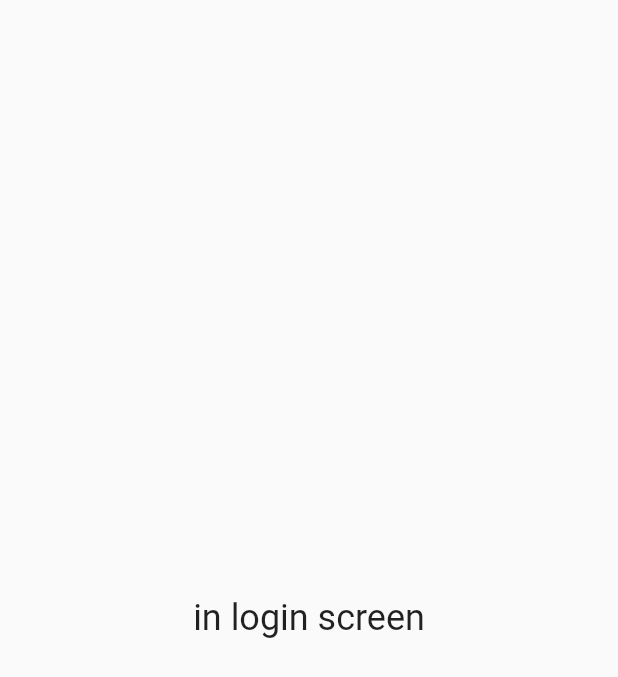
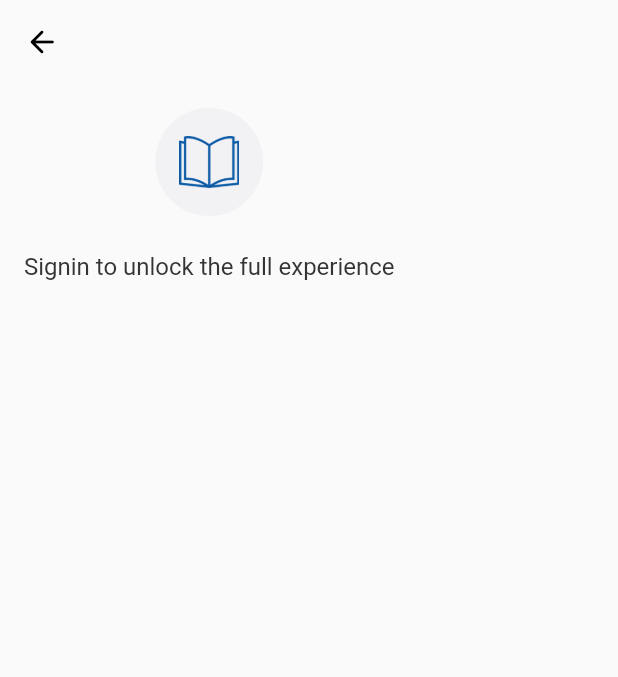
Before and after one commit to pushti0112/BookHook, a Flutter app: the screen it shows after launch, on a phone screen of 412 x 824 dp. Shown: the top 677 px of the screen. Run offline on Flutter 3.47's test engine with Material 2 defaults, Android fonts, the phone set to English and light mode, and no system bars; our stand-ins replace sizer.

Commit message:
incomplete loginui

```diff
--- a/lib/view/LoginScreen.dart
+++ b/lib/view/LoginScreen.dart
@@ -1,6 +1,9 @@
+// ignore_for_file: prefer_const_constructors
 import 'package:flutter/material.dart';
 import 'package:flutter/src/foundation/key.dart';
 import 'package:flutter/src/widgets/framework.dart';
+
+import '../global/AppColors.dart';
 
 class LoginScreen extends StatefulWidget {
   const LoginScreen({Key? key}) : super(key: key);
@@ -12,15 +15,66 @@ class LoginScreen extends StatefulWidget {
 class _LoginScreenState extends State<LoginScreen> {
   @override
   Widget build(BuildContext context) {
-    return Scaffold(
-      body: Container(
-        child: const Center(
-          child: Text(
-            "in login screen",
-            style: TextStyle(fontSize: 24),
+    return Container(
+      child: SafeArea(
+          child: Scaffold(
+        appBar: AppBar(
+          backgroundColor: Colors.transparent,
+          elevation: 0,
+          leading: IconButton(
+            icon: Icon(
+              Icons.arrow_back_rounded,
+              color: Colors.black,
+            ),
+            onPressed: () {},
           ),
         ),
-      ),
+        body: Container(
+          padding: EdgeInsets.all(16),
+          child: Column(
+            children: [
+              Expanded(
+                  child: Column(
+                mainAxisAlignment: MainAxisAlignment.center,
+                crossAxisAlignment: CrossAxisAlignment.center,
+                children: [
+                  Container(
+                      padding: EdgeInsets.all(16),
+                      decoration: BoxDecoration(
+                        shape: BoxShape.circle,
+                        color: AppColors.light3,
+                      ),
+                      child: Image.asset(
+                        "assets/images/logo1.png",
+                        height: 40,
+                        width: 40,
+                      )),
+                  SizedBox(
+                    height: 24,
+                  ),
+                  Text(
+                    "Signin to unlock the full experience",
+                    textAlign: TextAlign.center,
+                    style: TextStyle(
+                      color: AppColors.dark2,
+                      fontSize: 16,
+                    ),
+                  ),
+                  Expanded(
+                      child: Column(
+                    mainAxisAlignment: MainAxisAlignment.center,
+                    children: [
+                      SizedBox(
+                        height: 24,
+                      ),
+                    ],
+                  )),
+                ],
+              ))
+            ],
+          ),
+        ),
+      )),
     );
   }
 }
```
